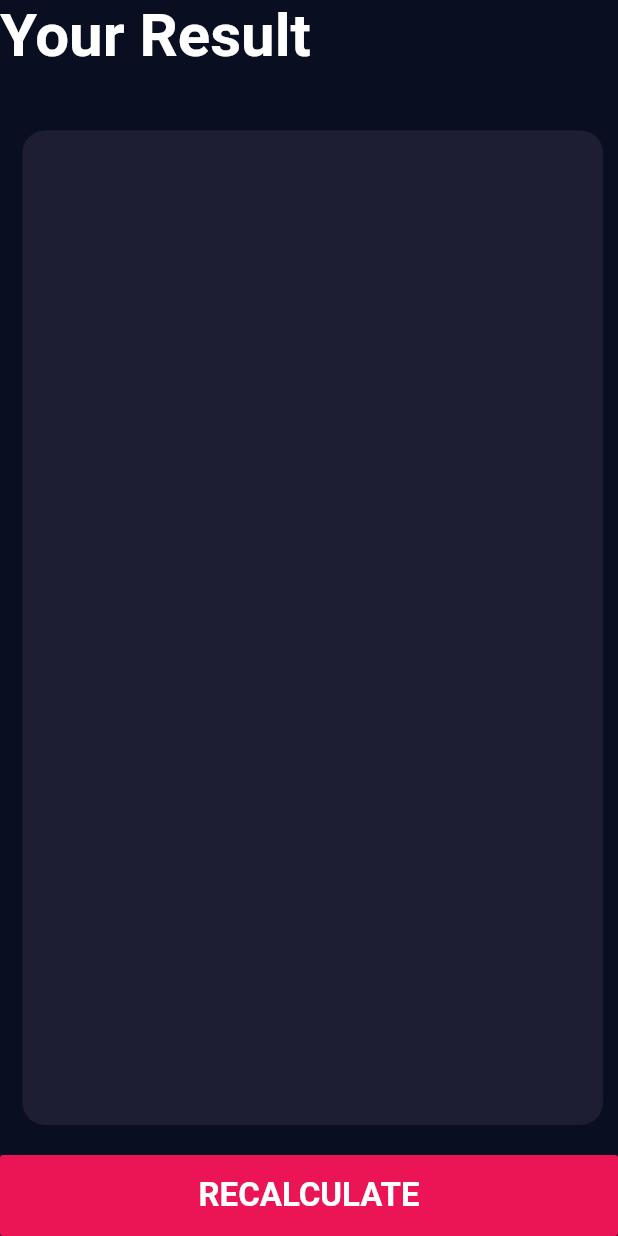
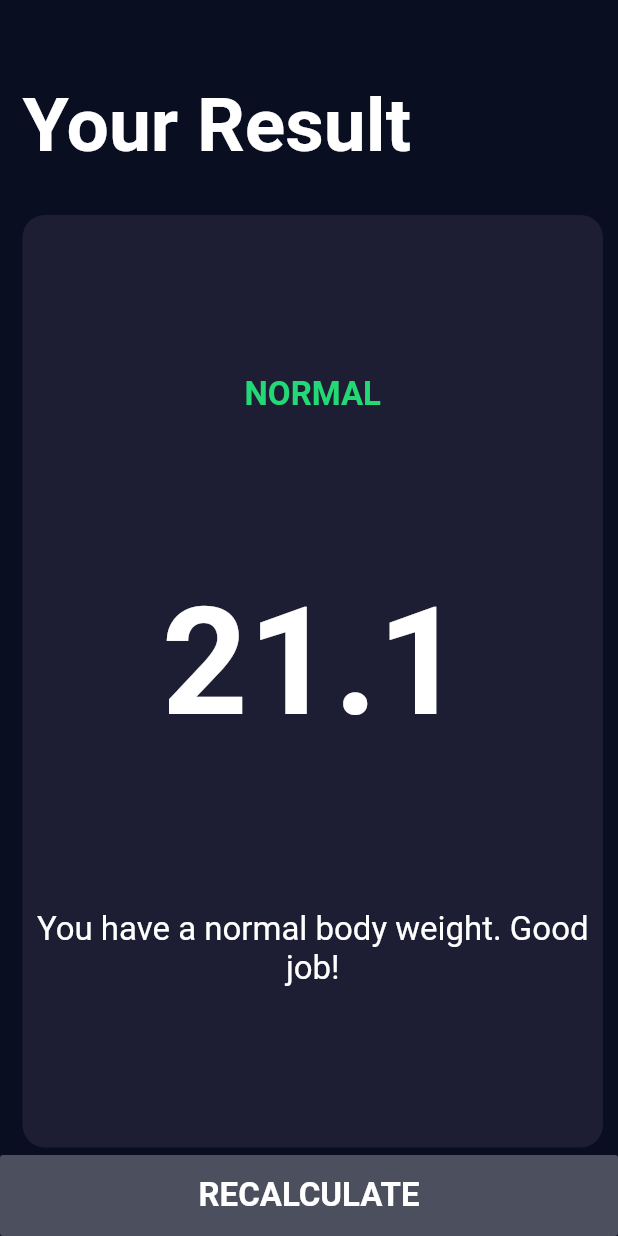
Before and after one commit to MahmoudElbokl/BMI_calculator, a Flutter app: the screen it shows after launch, after a tap on "CALCULATE", on a phone screen of 412 x 824 dp. Run offline on Flutter 3.47's test engine with Material 2 defaults, Android fonts, the phone set to English and light mode, and no system bars.

```diff
--- /dev/null
+++ b/lib/calculator.dart
@@ -0,0 +1,35 @@
+import 'dart:math';
+
+class CalculatorBrain {
+  final int height;
+  final int weight;
+
+  double _bmi;
+
+  CalculatorBrain({this.height, this.weight});
+
+  String calculateBMI() {
+    _bmi = weight / pow(height / 100, 2);
+    return _bmi.toStringAsFixed(1);
+  }
+
+  String getResult() {
+    if (_bmi >= 25) {
+      return 'OVERWEIGHT';
+    } else if (_bmi > 18.5) {
+      return 'NORMAL';
+    } else {
+      return 'UNDERWEIGHT';
+    }
+  }
+
+  String getInterpretation() {
+    if (_bmi >= 25) {
+      return 'You have a higher than normal body weight. Try to exercise more!';
+    } else if (_bmi > 18.5) {
+      return 'You have a normal body weight. Good job!';
+    } else {
+      return 'You have a lower than normal body weight. You should eat more!';
+    }
+  }
+}
--- a/lib/constants.dart
+++ b/lib/constants.dart
@@ -1,12 +1,37 @@
 import 'package:flutter/material.dart';
-const kCardActiveColor = Color(0xFF1D1E33);
-const kCardinActiveColor = Color(0xFF111328);
+
+enum Gender { Male, Female, NotActive }
+
+const kCardUnActiveColor = Color(0xFF1D1E33);
+const kCardinActiveColor = Color(0xFF4C4F5E);
+
 const kLabelTextStyle = TextStyle(
   fontSize: 18,
   fontWeight: FontWeight.normal,
   color: Colors.white,
 );
+
 const kNumberTextStyle = TextStyle(
     fontSize: 50,
     color: Colors.white,
     fontWeight: FontWeight.w900);
+
+const kTitleTextStyle = TextStyle(
+  fontSize: 50.0,
+  fontWeight: FontWeight.bold,
+);
+
+const kResultTextStyle = TextStyle(
+  color: Color(0xFF24D876),
+  fontSize: 22.0,
+  fontWeight: FontWeight.bold,
+);
+
+const kBMITextStyle = TextStyle(
+  fontSize: 100.0,
+  fontWeight: FontWeight.bold,
+);
+
+const kResultBodyTextStyle = TextStyle(
+  fontSize: 22.0,
+);
--- a/lib/home_page.dart
+++ /dev/null
@@ -1,166 +0,0 @@
-import 'package:bmi_calculator/result_screen.dart';
-import 'package:flutter/material.dart';
-import 'constants.dart';
-import 'package:bmi_calculator/reusable_card.dart';
-import 'package:bmi_calculator/card_content.dart';
-import 'card_child_content.dart';
-
-enum Gender { Male, Female , Else}
-
-class HomePage extends StatefulWidget {
-  @override
-  _HomePageState createState() => _HomePageState();
-}
-
-class _HomePageState extends State<HomePage> {
-  Gender gender ;
-  int height = 170;
-  int weight = 60;
-  int age = 20;
-
-  @override
-  Widget build(BuildContext context) {
-    return SafeArea(
-      child: Scaffold(
-        appBar: AppBar(
-          elevation: 10,
-          title: Text("BMI Calculator"),
-          centerTitle: true,
-        ),
-        bottomNavigationBar: FlatButton(
-          padding: EdgeInsets.symmetric(vertical: 14),
-          color: Color(0xFFEB1555),
-          onPressed: () {
-            Navigator.pushReplacementNamed(context, ResultScreen.routeName);
-          },
-          child: Text(
-            "CALCULATE",
-            style: TextStyle(fontSize: 22, fontWeight: FontWeight.bold),
-          ),
-        ),
-        body: Column(
-          crossAxisAlignment: CrossAxisAlignment.stretch,
-          children: <Widget>[
-            Expanded(
-                flex: 10,
-                child: Row(
-                  children: <Widget>[
-                    Expanded(
-                        child: ReusableCard(
-                      color: gender == Gender.Male
-                          ? kCardActiveColor
-                          : kCardinActiveColor,
-                      cardChild: CardContent(Icons.call_made, "MALE"),
-                      onPress: () {
-                        setState(() {
-                          if (gender == Gender.Male){
-                            gender = Gender.Else ;
-                          }else {
-                            gender =Gender.Male;
-                          }
-                        });
-                      },
-                    )),
-                    Expanded(
-                        child: ReusableCard(
-                      color: gender == Gender.Female
-                          ? kCardActiveColor
-                          : kCardinActiveColor,
-                      cardChild: CardContent(Icons.call_made, "FEMALE"),
-                      onPress: () {
-                        setState(() {
-                          if (gender == Gender.Female ){
-                            gender = Gender.Else;
-                          }else
-                          gender = Gender.Female;
-                        });
-                      },
-                    )),
-                  ],
-                )),
-            Expanded(
-              flex: 8,
-              child: ReusableCard(
-                color: kCardActiveColor,
-                cardChild: Column(
-                  mainAxisAlignment: MainAxisAlignment.center,
-                  children: <Widget>[
-                    Text(
-                      "HEIGHT",
-                      style: kLabelTextStyle,
-                    ),
-                    Row(
-                      textBaseline: TextBaseline.alphabetic,
-                      crossAxisAlignment: CrossAxisAlignment.baseline,
-                      mainAxisAlignment: MainAxisAlignment.center,
-                      children: <Widget>[
-                        Text(
-                          "$height",
-                          style: kNumberTextStyle,
-                        ),
-                        Text("cm"),
-                      ],
-                    ),
-                    SliderTheme(
-                      data: SliderTheme.of(context).copyWith(
-                        activeTrackColor: Colors.white,
-                        thumbColor: Color(0xFFEB1555),
-                        overlayColor: Color(0x29EB1555),
-                        thumbShape: RoundSliderThumbShape(enabledThumbRadius: 12),
-                        overlayShape: RoundSliderOverlayShape(overlayRadius: 24),
-                      ),
-                      child: Slider(
-                          value: height.toDouble(),
-//                          activeColor: Colors.white, This activeColor is the activeTrackColor and ThumbColor
-                          min: 100,
-                          max: 240,
-                          onChanged: (double newValue) {
-                            setState(() {
-                              height = newValue.round();
-                            });
-                          }),
-                    ),
-                  ],
-                ),
-              ),
-            ),
-            Expanded(
-                flex: 10,
-                child: Row(
-                  children: <Widget>[
-                    Expanded(
-                      child: ReusableCard(
-                        color: kCardActiveColor,
-                        cardChild: CardChildContent(label: "WEIGHT", value: weight,increase: (){
-                          setState(() {
-                            weight++ ;
-                          });
-                        },decrease: (){
-                          setState(() {
-                            weight-- ;
-                          });
-                        },),
-                      ),
-                    ),
-                    Expanded(
-                      child: ReusableCard(
-                        color: kCardActiveColor,
-                        cardChild: CardChildContent(label: "AGE", value: age,increase: (){
-                          setState(() {
-                            age++ ;
-                          });
-                        },decrease: (){
-                          setState(() {
-                            age-- ;
-                          });
-                        }),
-                      ),
-                    ),
-                  ],
-                )),
-          ],
-        ),
-      ),
-    );
-  }
-}
--- a/lib/main.dart
+++ b/lib/main.dart
@@ -1,6 +1,6 @@
-import 'package:bmi_calculator/result_screen.dart';
 import 'package:flutter/material.dart';
-import 'package:bmi_calculator/home_page.dart';
+
+import 'package:bmi_calculator/screens/home_page.dart';
 
 void main() => runApp(BMICalculator());
 
@@ -8,10 +8,7 @@ class BMICalculator extends StatelessWidget {
   @override
   Widget build(BuildContext context) {
     return MaterialApp(
-      routes: { ResultScreen.routeName : (c){
-        return ResultScreen();
-      }, },
-      title: "BMICalculator",
+      title: "BMI Calculator",
       color: Colors.blueGrey.shade900,
       theme: ThemeData.dark().copyWith(
         primaryColor: Color(0xFF0A0E21),
@@ -21,51 +18,3 @@ class BMICalculator extends StatelessWidget {
     );
   }
 }
-//
-//class MyApp extends StatefulWidget {
-//  @override
-//  _MyAppState createState() => _MyAppState();
-//}
-//
-//class _MyAppState extends State<MyApp> {
-//  int x ;
-//  List<String> mds = ["ahmed","Modamed","Mahmoud"];
-//  TextEditingController _textEditingController = TextEditingController();
-//  @override
-//  Widget build(BuildContext context) {
-//    return SafeArea(
-//      child: Scaffold(appBar: AppBar(title: Text("Random Teams"),),
-//        floatingActionButton: FloatingActionButton(child: Icon(Icons.add),onPressed: (){
-//          x = Random().nextInt(mds.length);
-//          setState(() {
-//            mds.removeAt(x);
-//          });
-//        }),
-//        body: Container(
-//          height: MediaQuery.of(context).size.height * 0.5,
-//          child: Column(
-//            children: <Widget>[
-//              TextFormField(
-//                controller: _textEditingController,
-//              ),
-//              RaisedButton(onPressed: (){
-//                setState(() {
-//                  mds.add(_textEditingController.text);
-//                });
-//              }),
-//              Expanded(
-//                child: ListView.builder(itemCount: mds.length,itemBuilder: (context , index){
-//                  return ListTile(
-//                    leading: CircleAvatar(child: Text("${index+1}"),),
-//                    title: Text(mds[index]),
-//                  );
-//                }),
-//              ),
-//            ],
-//          )
-//        ),
-//      ),
-//    );
-//  }
-//}
-//
--- a/lib/result_screen.dart
+++ /dev/null
@@ -1,46 +0,0 @@
-import 'package:bmi_calculator/reusable_card.dart';
-import 'package:flutter/material.dart';
-import 'constants.dart';
-
-class ResultScreen extends StatelessWidget {
-  static final routeName = "/result_screen";
-
-  @override
-  Widget build(BuildContext context) {
-    return SafeArea(
-      child: Scaffold(
-        bottomNavigationBar: FlatButton(
-          padding: EdgeInsets.symmetric(vertical: 14),
-          color: Color(0xFFEB1555),
-          onPressed: () {},
-          child: Text(
-            "RECALCULATE",
-            style: TextStyle(fontSize: 22, fontWeight: FontWeight.bold),
-          ),
-        ),
-        body: Column(crossAxisAlignment: CrossAxisAlignment.start,
-          children: <Widget>[
-            Text(
-                  "Your Result",
-                  style: TextStyle(fontSize: 40, fontWeight: FontWeight.w600),
-
-            ),
-            Expanded(
-              child: Padding(padding: EdgeInsets.only(bottom: 15,top: 25),
-                child: ReusableCard(
-                  color: kCardActiveColor,
-                  cardChild: Column(
-                    mainAxisAlignment: MainAxisAlignment.center,
-                    children: <Widget>[
-                       ReusableCard(color: kCardActiveColor)
-                    ],
-                  ),
-                ),
-              ),
-            )
-          ],
-        ),
-      ),
-    );
-  }
-}
--- /dev/null
+++ b/lib/screens/home_page.dart
@@ -0,0 +1,194 @@
+import 'package:flutter/material.dart';
+
+import 'package:bmi_calculator/calculator.dart';
+import 'package:bmi_calculator/screens/result_screen.dart';
+import '../constants.dart';
+import 'package:bmi_calculator/widgets/reusable_card.dart';
+import 'package:bmi_calculator/widgets/gender_card.dart';
+import '../widgets/card_child_content.dart';
+
+class HomePage extends StatefulWidget {
+  @override
+  _HomePageState createState() => _HomePageState();
+}
+
+class _HomePageState extends State<HomePage> {
+  Gender gender;
+
+  int height = 170;
+  int weight = 60;
+  int age = 20;
+
+  @override
+  Widget build(BuildContext context) {
+    return SafeArea(
+      child: Scaffold(
+        appBar: AppBar(
+          elevation: 10,
+          title: Text("BMI Calculator"),
+          centerTitle: true,
+        ),
+        bottomNavigationBar: FlatButton(
+          padding: const EdgeInsets.symmetric(vertical: 14),
+          color: Color(0xFF4C4F5E),
+          onPressed: () {
+            CalculatorBrain calc =
+                CalculatorBrain(height: height, weight: weight);
+            Navigator.of(context).pushReplacement(
+              MaterialPageRoute(
+                builder: (context) => ResultScreen(
+                  bmiResult: calc.calculateBMI(),
+                  resultText: calc.getResult(),
+                  interpretation: calc.getInterpretation(),
+                ),
+              ),
+            );
+          },
+          child: Text(
+            "CALCULATE",
+            style: TextStyle(fontSize: 22, fontWeight: FontWeight.bold),
+          ),
+        ),
+        body: Column(
+          crossAxisAlignment: CrossAxisAlignment.stretch,
+          children: <Widget>[
+            StatefulBuilder(builder: (context, setState) {
+              return Expanded(
+                  flex: 10,
+                  child: Row(
+                    children: <Widget>[
+                      Expanded(
+                          child: ReusableCard(
+                        color: gender == Gender.Male
+                            ? kCardinActiveColor
+                            : kCardUnActiveColor,
+                        cardChild: GenderCardBody("images/male.png", "MALE"),
+                        onPress: () {
+                          setState(() {
+                            if (gender == Gender.Male) {
+                              gender = Gender.NotActive;
+                            } else {
+                              gender = Gender.Male;
+                            }
+                          });
+                        },
+                      )),
+                      Expanded(
+                          child: ReusableCard(
+                        color: gender == Gender.Female
+                            ? kCardinActiveColor
+                            : kCardUnActiveColor,
+                        cardChild:
+                            GenderCardBody("images/female.png", "FEMALE"),
+                        onPress: () {
+                          setState(() {
+                            if (gender == Gender.Female) {
+                              gender = Gender.NotActive;
+                            } else
+                              gender = Gender.Female;
+                          });
+                        },
+                      )),
+                    ],
+                  ));
+            }),
+            StatefulBuilder(builder: (context, setState) {
+              return Expanded(
+                flex: 8,
+                child: ReusableCard(
+                  color: kCardUnActiveColor,
+                  cardChild: Column(
+                    mainAxisAlignment: MainAxisAlignment.center,
+                    children: <Widget>[
+                      Text(
+                        "HEIGHT",
+                        style: kLabelTextStyle,
+                      ),
+                      Row(
+                        textBaseline: TextBaseline.alphabetic,
+                        crossAxisAlignment: CrossAxisAlignment.baseline,
+                        mainAxisAlignment: MainAxisAlignment.center,
+                        children: <Widget>[
+                          Text(
+                            "$height",
+                            style: kNumberTextStyle,
+                          ),
+                          Text("cm"),
+                        ],
+                      ),
+                      SliderTheme(
+                        data: SliderTheme.of(context).copyWith(
+                          activeTrackColor: Colors.white,
+                          thumbColor: Color(0xFF4C4F5E),
+                          overlayColor: Color(0x29EB1555),
+                          thumbShape:
+                              RoundSliderThumbShape(enabledThumbRadius: 12),
+                          overlayShape:
+                              RoundSliderOverlayShape(overlayRadius: 24),
+                        ),
+                        child: Slider(
+                            value: height.toDouble(),
+                            min: 100,
+                            max: 240,
+                            onChanged: (double newValue) {
+                              setState(() {
+                                height = newValue.round();
+                              });
+                            }),
+                      ),
+                    ],
+                  ),
+                ),
+              );
+            }),
+            StatefulBuilder(builder: (context, setState) {
+              return Expanded(
+                  flex: 10,
+                  child: Row(
+                    children: <Widget>[
+                      Expanded(
+                        child: ReusableCard(
+                          color: kCardUnActiveColor,
+                          cardChild: CardChildContent(
+                            label: "WEIGHT",
+                            value: weight,
+                            increase: () {
+                              setState(() {
+                                weight++;
+                              });
+                            },
+                            decrease: () {
+                              setState(() {
+                                weight--;
+                              });
+                            },
+                          ),
+                        ),
+                      ),
+                      Expanded(
+                        child: ReusableCard(
+                          color: kCardUnActiveColor,
+                          cardChild: CardChildContent(
+                              label: "AGE",
+                              value: age,
+                              increase: () {
+                                setState(() {
+                                  age++;
+                                });
+                              },
+                              decrease: () {
+                                setState(() {
+                                  age--;
+                                });
+                              }),
+                        ),
+                      ),
+                    ],
+                  ));
+            }),
+          ],
+        ),
+      ),
+    );
+  }
+}
--- /dev/null
+++ b/lib/screens/result_screen.dart
@@ -0,0 +1,80 @@
+import 'package:flutter/material.dart';
+
+import 'package:bmi_calculator/screens/home_page.dart';
+import 'package:bmi_calculator/widgets/reusable_card.dart';
+import '../constants.dart';
+
+class ResultScreen extends StatelessWidget {
+  final String bmiResult;
+  final String resultText;
+  final String interpretation;
+
+  ResultScreen({@required this.bmiResult,
+    @required this.resultText,
+    @required this.interpretation});
+
+  @override
+  Widget build(BuildContext context) {
+    return SafeArea(
+      child: Scaffold(
+        bottomNavigationBar: FlatButton(
+          padding: const EdgeInsets.symmetric(vertical: 14),
+          color: Color(0xFF4C4F5E),
+          onPressed: () {
+            Navigator.of(context).pushReplacement(
+              MaterialPageRoute(
+                builder: (context) => HomePage(),
+              ),
+            );
+          },
+          child: Text(
+            "RECALCULATE",
+            style: TextStyle(fontSize: 22, fontWeight: FontWeight.bold),
+          ),
+        ),
+        body: Column(
+          mainAxisAlignment: MainAxisAlignment.spaceEvenly,
+          crossAxisAlignment: CrossAxisAlignment.stretch,
+          children: <Widget>[
+            Expanded(
+              flex: 1,
+              child: Container(
+                padding: const EdgeInsets.all(15.0),
+                alignment: Alignment.bottomLeft,
+                child: Text(
+                  'Your Result',
+                  style: kTitleTextStyle,
+                ),
+              ),
+            ),
+            Expanded(
+              flex: 5,
+              child: ReusableCard(
+                color: kCardUnActiveColor,
+                cardChild: Column(
+                  mainAxisAlignment: MainAxisAlignment.spaceEvenly,
+                  crossAxisAlignment: CrossAxisAlignment.center,
+                  children: <Widget>[
+                    Text(
+                      resultText,
+                      style: kResultTextStyle,
+                    ),
+                    Text(
+                      bmiResult,
+                      style: kBMITextStyle,
+                    ),
+                    Text(
+                      interpretation,
+                      textAlign: TextAlign.center,
+                      style: kResultBodyTextStyle,
+                    ),
+                  ],
+                ),
+              ),
+            ),
+          ],
+        ),
+      ),
+    );
+  }
+}
--- a/lib/card_child_content.dart
+++ b/lib/widgets/card_child_content.dart
@@ -1,11 +1,15 @@
 import 'package:flutter/material.dart';
-import 'constants.dart';
+
+import '../constants.dart';
+
 class CardChildContent extends StatelessWidget {
   final String label;
   final int value;
   final Function increase;
   final Function decrease;
-  CardChildContent({this.label,this.value,this.increase,this.decrease});
+
+  CardChildContent({this.label, this.value, this.increase, this.decrease});
+
   @override
   Widget build(BuildContext context) {
     return Column(
@@ -15,9 +19,23 @@ class CardChildContent extends StatelessWidget {
           label,
           style: kLabelTextStyle,
         ),
-        Text(
+        label != "WEIGHT"
+            ? Text(
           "$value",
           style: kNumberTextStyle,
+        )
+            :
+        Row(
+          mainAxisAlignment: MainAxisAlignment.center,
+          textBaseline: TextBaseline.alphabetic,
+          crossAxisAlignment: CrossAxisAlignment.baseline,
+          children: <Widget>[
+            Text(
+              "$value",
+              style: kNumberTextStyle,
+            ),
+            Text("Kg"),
+          ],
         ),
         Row(
           mainAxisAlignment: MainAxisAlignment.center,
@@ -26,15 +44,23 @@ class CardChildContent extends StatelessWidget {
               backgroundColor: Color(0xFF4C4F5E),
               child: InkWell(
                 onTap: increase,
-                child: Icon(Icons.add,size: 30,),
+                child: Icon(
+                  Icons.add,
+                  size: 30,
+                ),
               ),
             ),
-            SizedBox(width: 10,),
+            SizedBox(
+              width: 10,
+            ),
             CircleAvatar(
               backgroundColor: Color(0xFF4C4F5E),
               child: InkWell(
                 onTap: decrease,
-                child: Icon(Icons.remove,size: 30,),
+                child: Icon(
+                  Icons.remove,
+                  size: 30,
+                ),
               ),
             )
           ],
--- a/lib/card_content.dart
+++ b/lib/widgets/gender_card.dart
@@ -1,10 +1,12 @@
 import 'package:flutter/material.dart';
-import 'constants.dart';
-class CardContent extends StatelessWidget {
-  final IconData icon ;
+
+import '../constants.dart';
+
+class GenderCardBody extends StatelessWidget {
+  final String image;
   final String label ;
 
-  CardContent(this.icon, this.label);
+  GenderCardBody(this.image, this.label);
 
   @override
   Widget build(BuildContext context) {
@@ -12,7 +14,11 @@ class CardContent extends StatelessWidget {
       mainAxisAlignment: MainAxisAlignment.center,
       crossAxisAlignment: CrossAxisAlignment.stretch,
       children: <Widget>[
-        Icon(icon,size: 50,),
+        Image(image: AssetImage(image),
+          height: 50,
+          width: 50,
+          color: Colors.white,),
+        SizedBox(height: 10,),
         Text(label,textAlign: TextAlign.center,style:kLabelTextStyle,),
       ],
     );
--- a/lib/reusable_card.dart
+++ b/lib/widgets/reusable_card.dart
@@ -12,7 +12,7 @@ class ReusableCard extends StatelessWidget {
     return GestureDetector(
       onTap: onPress,
       child: Container(
-        margin: EdgeInsets.only(top: 15,left: 15,right: 10,bottom: 5),
+        margin: const EdgeInsets.only(top: 15, left: 15, right: 10, bottom: 5),
         decoration: BoxDecoration(
           borderRadius: BorderRadius.circular(15),
           color:color,
--- a/pubspec.yaml
+++ b/pubspec.yaml
@@ -41,9 +41,9 @@ flutter:
   uses-material-design: true
 
   # To add assets to your application, add an assets section, like this:
-  # assets:
-  #  - images/a_dot_burr.jpeg
-  #  - images/a_dot_ham.jpeg
+  assets:
+    - images/male.png
+    - images/female.png
 
   # An image asset can refer to one or more resolution-specific "variants", see
   # https://flutter.dev/assets-and-images/#resolution-aware.
```
Also changed, not shown: images/female.png (added), images/male.png (added), pubspec.lock, 23 other files.
